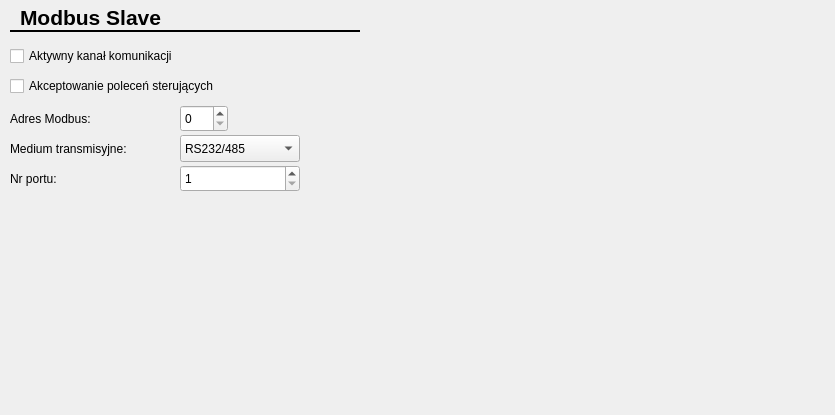
Above: CfgForms/cmodbusslavecfgform.ui from kaczmar55/koneor_v2 before the change. Below: the same form after it.
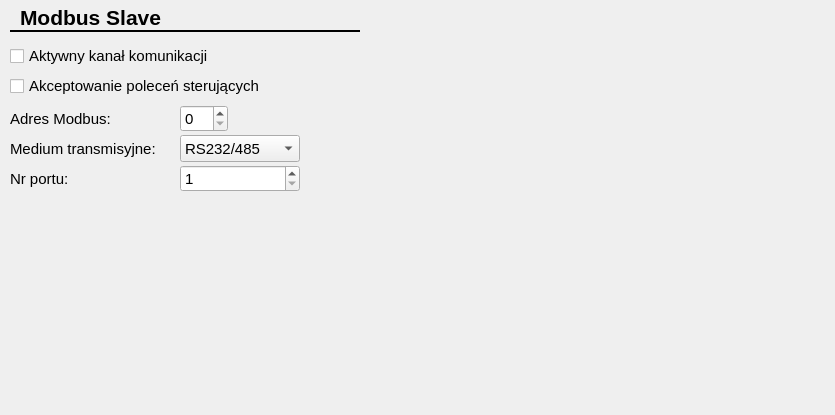
That is the form after the change.

```diff
--- a/CfgForms/cmodbusslavecfgform.ui
+++ b/CfgForms/cmodbusslavecfgform.ui
@@ -65,6 +65,11 @@
      <height>22</height>
     </rect>
    </property>
+   <property name="font">
+    <font>
+     <pointsize>11</pointsize>
+    </font>
+   </property>
    <property name="text">
     <string>Akceptowanie poleceń sterujących</string>
    </property>
@@ -78,6 +83,11 @@
      <height>27</height>
     </rect>
    </property>
+   <property name="font">
+    <font>
+     <pointsize>11</pointsize>
+    </font>
+   </property>
    <property name="minimum">
     <number>1</number>
    </property>
@@ -94,6 +104,11 @@
      <height>17</height>
     </rect>
    </property>
+   <property name="font">
+    <font>
+     <pointsize>11</pointsize>
+    </font>
+   </property>
    <property name="text">
     <string>Medium transmisyjne:</string>
    </property>
@@ -107,6 +122,11 @@
      <height>22</height>
     </rect>
    </property>
+   <property name="font">
+    <font>
+     <pointsize>11</pointsize>
+    </font>
+   </property>
    <property name="text">
     <string>Aktywny kanał komunikacji</string>
    </property>
@@ -120,6 +140,11 @@
      <height>17</height>
     </rect>
    </property>
+   <property name="font">
+    <font>
+     <pointsize>11</pointsize>
+    </font>
+   </property>
    <property name="text">
     <string>Adres Modbus:</string>
    </property>
@@ -133,6 +158,11 @@
      <height>27</height>
     </rect>
    </property>
+   <property name="font">
+    <font>
+     <pointsize>11</pointsize>
+    </font>
+   </property>
    <item>
     <property name="text">
      <string>RS232/485</string>
@@ -153,6 +183,11 @@
      <height>17</height>
     </rect>
    </property>
+   <property name="font">
+    <font>
+     <pointsize>11</pointsize>
+    </font>
+   </property>
    <property name="text">
     <string>Nr portu:</string>
    </property>
@@ -166,6 +201,11 @@
      <height>27</height>
     </rect>
    </property>
+   <property name="font">
+    <font>
+     <pointsize>11</pointsize>
+    </font>
+   </property>
    <property name="maximum">
     <number>255</number>
    </property>
```
